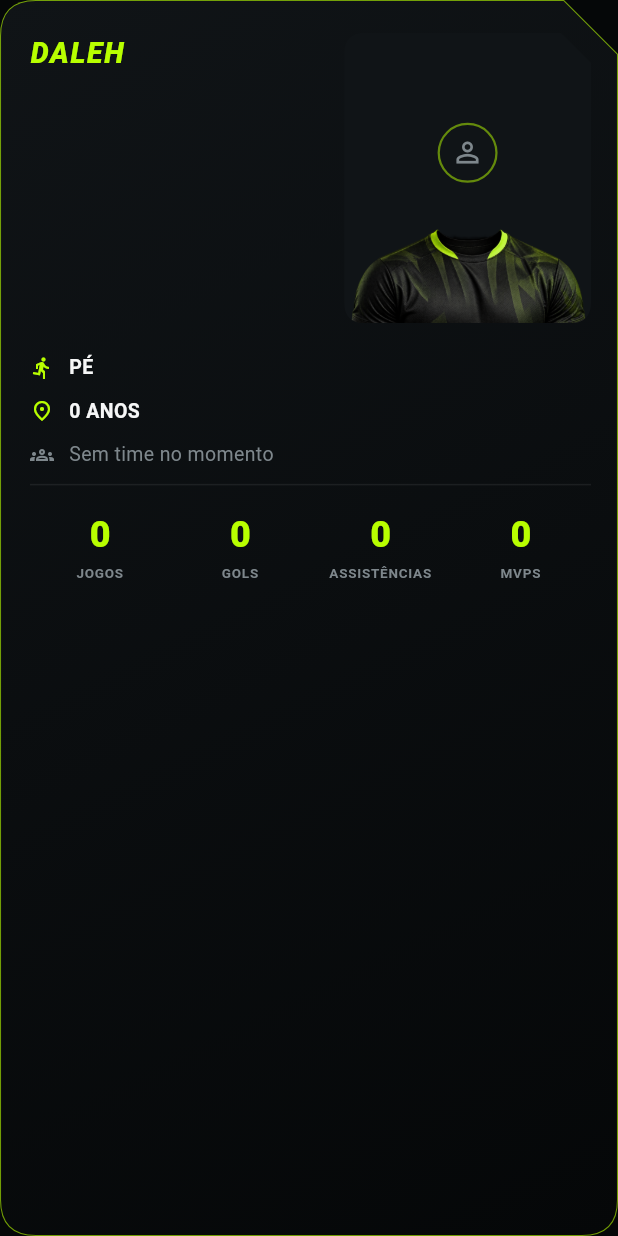
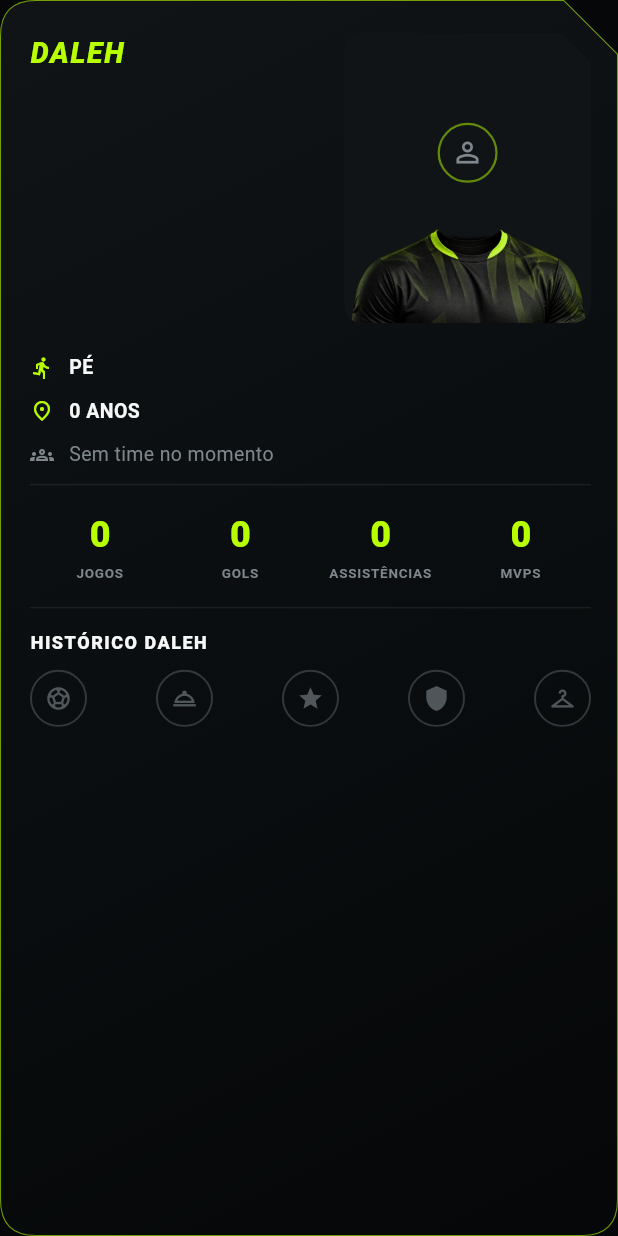
Before and after one commit to minatocristofer-dev/DALEH, a Flutter app: the PlayerCard widget shown alone on an empty page, opened directly with empty values, on a phone screen of 412 x 824 dp. Run offline on Flutter 3.47's test engine with Material 3 defaults, Android fonts, the phone set to English and light mode, and no system bars; our stand-ins replace flutter_riverpod, flutter_secure_storage, image_picker, share_plus, supabase_flutter; accounts and stored records are empty; network calls fail.

Commit message:
feat: conquistas do Player Card (Fase 1 — Artilheiro, Garçom e mais 3)
Fecha o "HISTÓRICO DALEH" do mockup original do Player Card, pendente
desde a fase visual por não existir sistema de conquistas até agora.

5 conquistas (escopo definido pelo usuário, 2 pedidas + 3 sugeridas
por mim e aprovadas):
- Artilheiro — 10 gols
- Garçom — 10 assistências
- Estrela da Partida — 5 vezes MVP
- Presença de Ferro — 20 jogos disputados
- Camisa 10 — 15 participações em gol (gols + assistências)

Mesmo princípio das estatísticas do resto do app: NUNCA guardadas em
tabela nenhuma, só calculadas na hora a partir de EstatisticasJogador
(que já vem de MatchEvent/MatchAttendance reais) — 100% Flutter puro,
nenhuma mudança de backend. Badge desbloqueada = lima preenchido,
bloqueada = contorno apagado; tooltip com nome + descrição.

Planejado pro futuro (não implementado agora, por decisão explícita do
usuário): após o lançamento, essa seção fica só pra assinantes — o
schema já tem User.isPro/proExpiresAt prontos pra esse gate depois.

```diff
--- /dev/null
+++ b/daleh-app/lib/features/perfil/conquistas.dart
@@ -0,0 +1,72 @@
+import 'package:flutter/material.dart';
+import 'models/meu_perfil.dart';
+
+/// Conquistas do DALEH — "Fase 1" (QA de 2026-09-24, escopo definido pelo
+/// usuário). Mesmo princípio das estatísticas do resto do app: NUNCA
+/// guardadas em nenhuma tabela, sempre recalculadas na hora a partir dos
+/// números reais já existentes em `EstatisticasJogador` (que por sua vez já
+/// vêm de `MatchEvent`/`MatchAttendance` reais). Não existe "conquista
+/// desbloqueada em tal data" — existe só "bate o número, tá desbloqueada
+/// agora"; se um gol for removido de uma súmula, a conquista some sozinha,
+/// do mesmo jeito que o contador de gols também mudaria.
+///
+/// Planejado (não implementado ainda, decisão explícita do usuário): depois
+/// do lançamento, essa seção vai ficar restrita a assinantes — o schema já
+/// tem `User.isPro`/`proExpiresAt` prontos pra isso, só falta o gate.
+class Conquista {
+  final String chave;
+  final String nome;
+  final String descricao;
+  final IconData icone;
+  final bool desbloqueada;
+
+  const Conquista({
+    required this.chave,
+    required this.nome,
+    required this.descricao,
+    required this.icone,
+    required this.desbloqueada,
+  });
+}
+
+List<Conquista> calcularConquistas(EstatisticasJogador e) {
+  final participacoesEmGol = e.gols + e.assistencias;
+
+  return [
+    Conquista(
+      chave: 'artilheiro',
+      nome: 'Artilheiro',
+      descricao: '10 gols marcados',
+      icone: Icons.sports_soccer,
+      desbloqueada: e.gols >= 10,
+    ),
+    Conquista(
+      chave: 'garcom',
+      nome: 'Garçom',
+      descricao: '10 assistências',
+      icone: Icons.room_service_outlined,
+      desbloqueada: e.assistencias >= 10,
+    ),
+    Conquista(
+      chave: 'estrela_da_partida',
+      nome: 'Estrela da Partida',
+      descricao: '5 vezes eleito MVP',
+      icone: Icons.star,
+      desbloqueada: e.mvp >= 5,
+    ),
+    Conquista(
+      chave: 'presenca_de_ferro',
+      nome: 'Presença de Ferro',
+      descricao: '20 jogos disputados',
+      icone: Icons.shield,
+      desbloqueada: e.jogosDisputados >= 20,
+    ),
+    Conquista(
+      chave: 'camisa_10',
+      nome: 'Camisa 10',
+      descricao: '15 participações em gol (gols + assistências)',
+      icone: Icons.checkroom,
+      desbloqueada: participacoesEmGol >= 15,
+    ),
+  ];
+}
--- a/daleh-app/lib/features/perfil/widgets/player_card.dart
+++ b/daleh-app/lib/features/perfil/widgets/player_card.dart
@@ -2,6 +2,7 @@ import 'package:flutter/material.dart';
 import '../../../shared/tempo_no_time.dart';
 import '../../../shared/widgets/crest_avatar.dart';
 import '../../../theme/daleh_theme.dart';
+import '../conquistas.dart';
 import '../foto_perfil_layout.dart';
 import '../models/meu_perfil.dart';
 
@@ -12,14 +13,11 @@ import '../models/meu_perfil.dart';
 /// informação com ícone, time em destaque com o escudo à direita, e
 /// estatísticas em 4 colunas.
 ///
-/// O mockup também tem data de entrada no time ("DESDE MAR 2024") e uma
-/// fileira de badges/conquistas ("HISTÓRICO DALEH") — nenhum dos dois tem
-/// campo correspondente no backend (TeamMember não guarda data de entrada,
-/// e não existe nenhum sistema de conquistas). Por decisão do projeto de
-/// nunca inventar dado, os dois ficam de fora daqui. O número da camisa
-/// ("#10") já existe (definido pelo administrador do time — ver
-/// TeamsService.atualizarMembro) e aparece quando o jogador tem um time
-/// atual com número definido.
+/// O mockup original também tinha "DESDE MAR 2024" (tempo no time atual —
+/// ver `_linhaTime`, campo `TimeResumo.desde`) e a fileira de badges
+/// "HISTÓRICO DALEH" (ver `conquistas.dart`) — os dois já existem agora.
+/// O número da camisa ("#10") também já existe, definido pelo
+/// administrador do time (ver TeamsService.atualizarMembro).
 class PlayerCard extends StatelessWidget {
   final MeuPerfil perfil;
   const PlayerCard({super.key, required this.perfil});
@@ -143,9 +141,42 @@ class PlayerCard extends StatelessWidget {
                 const SizedBox(height: 6),
                 Text(perfil.bio!, style: const TextStyle(color: DalehColors.textSecondary, fontSize: 13, height: 1.4)),
               ],
+              const SizedBox(height: 16),
+              const Divider(color: DalehColors.line, height: 1),
+              const SizedBox(height: 14),
+              const Text(
+                'HISTÓRICO DALEH',
+                style: TextStyle(color: DalehColors.text, fontWeight: FontWeight.w900, fontSize: 12, letterSpacing: 1),
+              ),
+              const SizedBox(height: 10),
+              _linhaConquistas(calcularConquistas(e)),
             ],
           ),
         ),
+      ),
+    );
+  }
+
+  Widget _linhaConquistas(List<Conquista> conquistas) {
+    return Row(
+      mainAxisAlignment: MainAxisAlignment.spaceBetween,
+      children: conquistas.map((c) => _badgeConquista(c)).toList(),
+    );
+  }
+
+  Widget _badgeConquista(Conquista c) {
+    final cor = c.desbloqueada ? DalehColors.turf : DalehColors.muted;
+    return Tooltip(
+      message: '${c.nome}${c.desbloqueada ? '' : ' (bloqueada)'} — ${c.descricao}',
+      child: Container(
+        width: 38,
+        height: 38,
+        decoration: BoxDecoration(
+          shape: BoxShape.circle,
+          color: c.desbloqueada ? DalehColors.turf.withValues(alpha: 0.15) : Colors.transparent,
+          border: Border.all(color: cor.withValues(alpha: c.desbloqueada ? 0.7 : 0.35), width: 1.3),
+        ),
+        child: Icon(c.icone, size: 18, color: cor.withValues(alpha: c.desbloqueada ? 1 : 0.6)),
       ),
     );
   }
```
Also changed, not shown: 2 other files.
